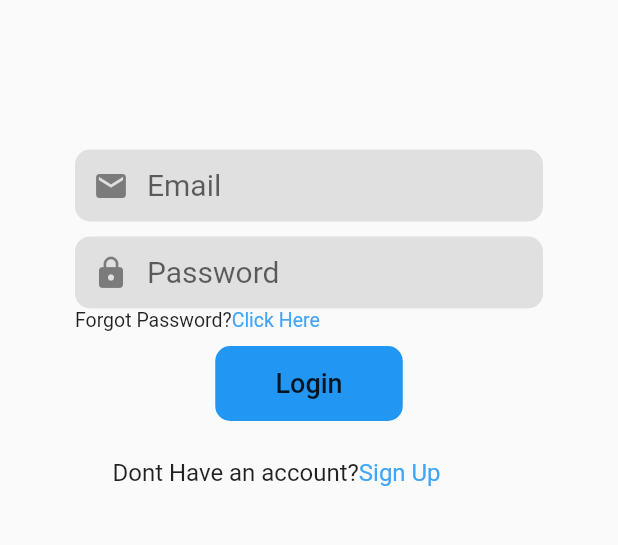
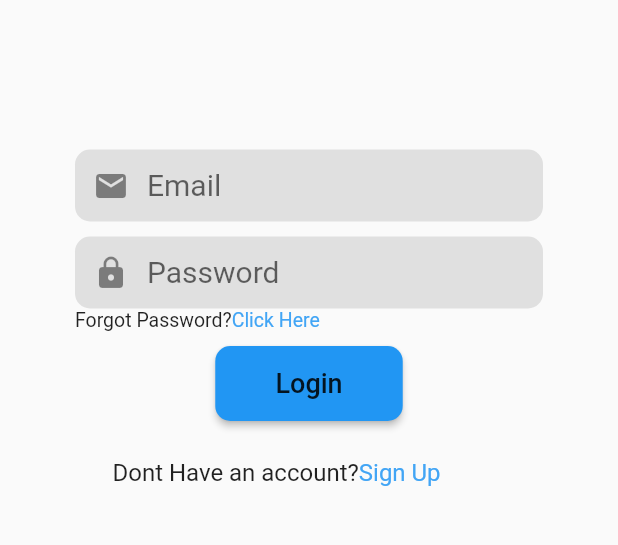
Before and after one commit to subkhanasroi/test1, a Flutter app: the screen it shows after launch, on a phone screen of 412 x 824 dp, the part 296-841 px from its top. Run offline on Flutter 3.47's test engine with Material 2 defaults, Android fonts, the phone set to English and light mode, and no system bars.

Commit message:
commit ke 2

```diff
--- a/lib/login.dart
+++ b/lib/login.dart
@@ -1,7 +1,8 @@
 import 'dart:ui';
 
 import 'package:flutter/material.dart';
-import 'package:test1/register.dart';
+import 'package:test1/Register/main_register.dart';
+// s
 
 class LoginScreen extends StatefulWidget {
   static String routeName = '/Login';
@@ -10,6 +11,10 @@ class LoginScreen extends StatefulWidget {
 }
 
 class _LoginScreenState extends State<LoginScreen> {
+  // TextEditingController _email = TextEditingController();
+  // TextEditingController _password = TextEditingController();
+
+  final _formKey = GlobalKey();
   @override
   Widget build(BuildContext context) {
     return Scaffold(
@@ -28,6 +33,8 @@ class _LoginScreenState extends State<LoginScreen> {
               ),
               Container(
                 padding: EdgeInsets.only(left: 50, right: 50, top: 100),
+                child: Form(
+                  key: _formKey,
                   child: Column(
                     children: [
                       Container(
@@ -45,7 +52,35 @@ class _LoginScreenState extends State<LoginScreen> {
                             borderRadius: BorderRadius.circular(10)),
                         child: Password(),
                       ),
-                    Row(
+                      ForgotPassword(),
+                    ],
+                  ),
+                ),
+              ),
+              SizedBox(
+                height: 10,
+              ),
+              ButtonLogin(),
+              SizedBox(
+                height: 25,
+              ),
+              NoAccountText(),
+            ],
+          ),
+        ),
+      ),
+    );
+  }
+}
+
+class ForgotPassword extends StatelessWidget {
+  const ForgotPassword({
+    Key key,
+  }) : super(key: key);
+
+  @override
+  Widget build(BuildContext context) {
+    return Row(
       children: [
         Text("Forgot Password?",
             style: TextStyle(
@@ -55,38 +90,22 @@ class _LoginScreenState extends State<LoginScreen> {
           onTap: () {},
           child: Text(
             "Click Here",
-                            style: TextStyle(
-                                fontSize: 13, color: Colors.blue[400]),
+            style: TextStyle(fontSize: 13, color: Colors.blue[400]),
           ),
         ),
       ],
-                    ),
-                  ],
-                ),
-              ),
-              SizedBox(
-                height: 10,
-              ),
-              SizedBox(
-                height: 50,
-                width: 125,
-                child: FlatButton(
-                  shape: RoundedRectangleBorder(
-                      borderRadius: BorderRadius.circular(10)),
-                  color: Colors.blue,
-                  onPressed: () {},
-                  child: Text(
-                    "Login",
-                    style: TextStyle(
-                      fontSize: 18,
-                    ),
-                  ),
-                ),
-              ),
-              SizedBox(
-                height: 25,
-              ),
-              Container(
+    );
+  }
+}
+
+class NoAccountText extends StatelessWidget {
+  const NoAccountText({
+    Key key,
+  }) : super(key: key);
+
+  @override
+  Widget build(BuildContext context) {
+    return Container(
       padding: EdgeInsets.only(left: 75, right: 75),
       child: Row(
         children: [
@@ -96,7 +115,7 @@ class _LoginScreenState extends State<LoginScreen> {
               )),
           GestureDetector(
             onTap: () {
-                        Navigator.pushNamed(context, RegisterScreen.routeName);
+              Navigator.pushNamed(context, MainRegister.routeName);
             },
             child: Text(
               "Sign Up",
@@ -105,8 +124,28 @@ class _LoginScreenState extends State<LoginScreen> {
           ),
         ],
       ),
-              ),
-            ],
+    );
+  }
+}
+
+class ButtonLogin extends StatelessWidget {
+  const ButtonLogin({
+    Key key,
+  }) : super(key: key);
+
+  @override
+  Widget build(BuildContext context) {
+    return SizedBox(
+      height: 50,
+      width: 125,
+      child: MaterialButton(
+        shape: RoundedRectangleBorder(borderRadius: BorderRadius.circular(10)),
+        color: Colors.blue,
+        onPressed: () {},
+        child: Text(
+          "Login",
+          style: TextStyle(
+            fontSize: 18,
           ),
         ),
       ),
@@ -122,6 +161,12 @@ class Email extends StatelessWidget {
   @override
   Widget build(BuildContext context) {
     return TextFormField(
+      validator: (value) {
+        if (value == null || value.isEmpty) {
+          return 'Please enter some text';
+        }
+        return null;
+      },
       style: TextStyle(fontSize: 20),
       decoration: InputDecoration(
         prefixIcon: Icon(Icons.email),
--- a/lib/routes.dart
+++ b/lib/routes.dart
@@ -1,9 +1,12 @@
-
 import 'package:flutter/material.dart';
+import 'package:test1/Register/main_register.dart';
+import 'package:test1/Register/register_verification.dart';
+import 'package:test1/Register/upload_data.dart';
 import 'package:test1/login.dart';
-import 'package:test1/register.dart';
 
 final Map<String, WidgetBuilder> routes = {
-  RegisterScreen.routeName: (context) => RegisterScreen(),
+  MainRegister.routeName: (context) => MainRegister(),
   LoginScreen.routeName: (context) => LoginScreen(),
+  PersonalDataPage.routeName: (context) => PersonalDataPage(),
+  Verification.routeName: (context) => Verification(),
 };
--- a/lib/splash_screen.dart
+++ b/lib/splash_screen.dart
@@ -9,7 +9,7 @@ class SplashScreen extends StatefulWidget {
 }
 
 class _SplashScreenState extends State<SplashScreen> {
-  final splashDelay = 5;
+  final splashDelay = 2;
   @override
   void initState() {
     super.initState();
--- a/pubspec.yaml
+++ b/pubspec.yaml
@@ -23,12 +23,14 @@ environment:
 dependencies:
   flutter:
     sdk: flutter
-  timeline_tile: ^1.0.0
+
 
 
   # The following adds the Cupertino Icons font to your application.
   # Use with the CupertinoIcons class for iOS style icons.
   cupertino_icons: ^1.0.0
+  timeline_tile: ^2.0.0
+  http: ^0.13.1
 
 dev_dependencies:
   flutter_test:
@@ -50,6 +52,8 @@ flutter:
   - assets/awan_clean.png
   - assets/awan_logo.png
   - assets/housekeeper.png
+  - assets/hand_phone.png
+  - assets/text.png
 
   # An image asset can refer to one or more resolution-specific "variants", see
   # https://flutter.dev/assets-and-images/#resolution-aware.
```
Also changed, not shown: lib/Register/main_register.dart (added, +27 -0 lines), lib/Register/personal_screen.dart (renamed from lib/register.dart, +92 -44 lines), lib/Register/register_verification.dart (added, +52 -0 lines), lib/Register/upload_data.dart (added, +217 -0 lines), assets/hand_phone.png (added), assets/text.png (added), pubspec.lock. Lines whose indentation alone changed are shown as unchanged.
